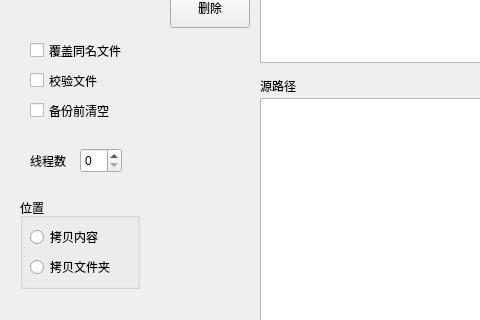
The window that src/gui/mainui.ui (realth000/backtoop) describes before a commit, drawn with Qt 5; both pictures show x 0 to 480 and y 192 to 512 of the 1320 by 830 pixel window.
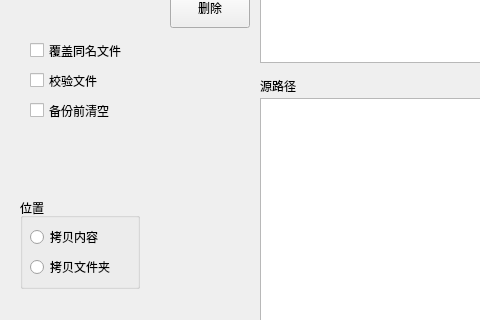
The same window after the commit. Custom widgets are drawn as their Qt base class.

Commit message:
feat(CopyContent):支持拷贝文件夹自身
新增：
    支持拷贝文件夹自身，而非其中的内容

优化：
    优化CopyContentType代替硬编码

Patch:
```diff
--- a/src/gui/mainui.ui
+++ b/src/gui/mainui.ui
@@ -164,29 +164,6 @@
     <string>备份前清空</string>
    </property>
   </widget>
-  <widget class="QSpinBox" name="cpThreadSpinBox">
-   <property name="geometry">
-    <rect>
-     <x>80</x>
-     <y>340</y>
-     <width>42</width>
-     <height>25</height>
-    </rect>
-   </property>
-  </widget>
-  <widget class="QLabel" name="label">
-   <property name="geometry">
-    <rect>
-     <x>30</x>
-     <y>340</y>
-     <width>41</width>
-     <height>25</height>
-    </rect>
-   </property>
-   <property name="text">
-    <string>线程数</string>
-   </property>
-  </widget>
   <widget class="QGroupBox" name="groupBox">
    <property name="geometry">
     <rect>
```
The commit also changes 2 other files.
